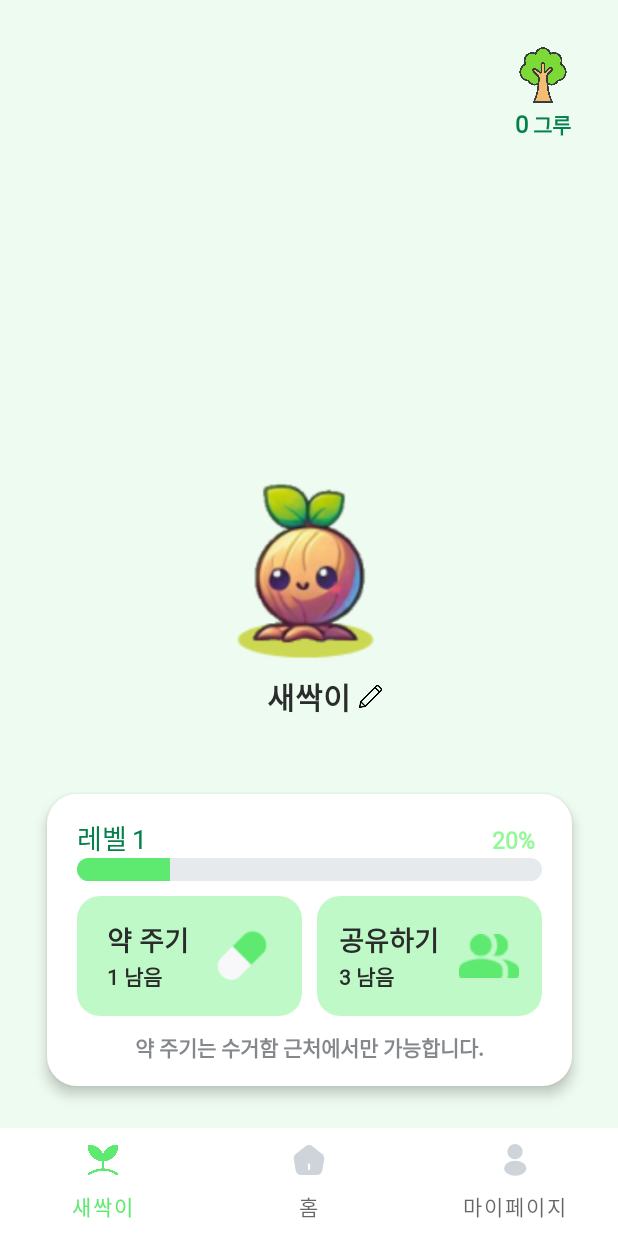
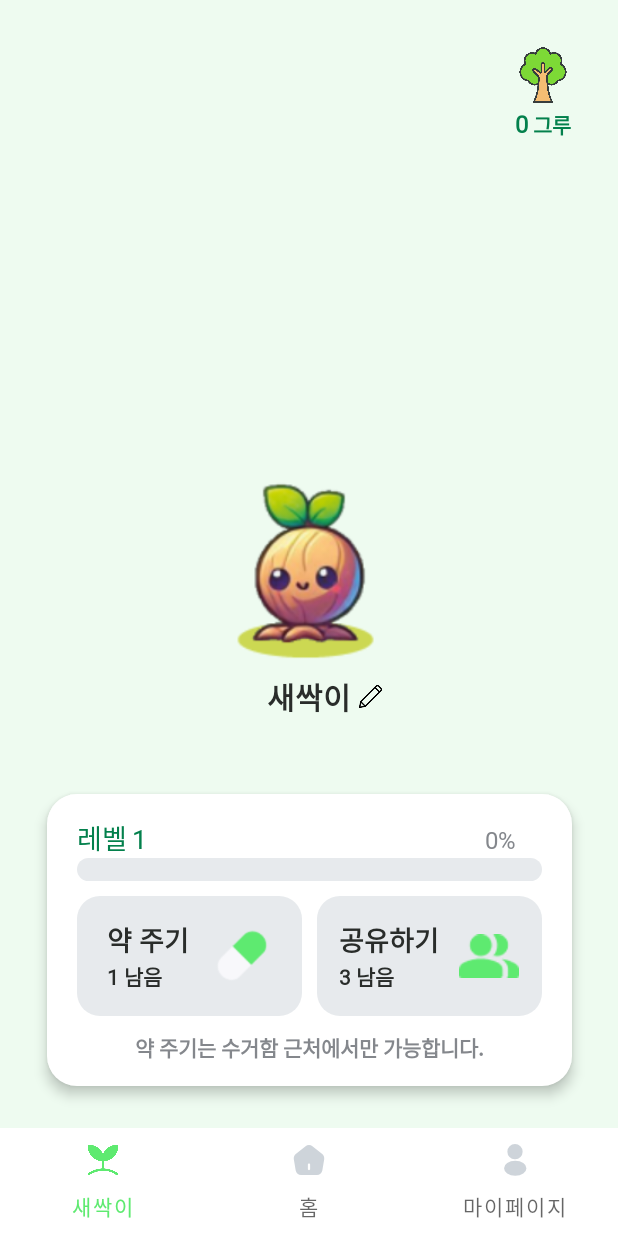
Before and after one commit to BanDalKang/Medi_seed, an Android app: the screen it shows after launch (MainActivity), after a tap on "약 주기", on a phone screen of 412 x 824 dp. Run offline under Robolectric (Android 15) with nearby library versions, the phone set to English and light mode, and no system bars; libraries missing offline, so code that uses them is left out: com.naver.maps; 5 statements that could not run were skipped.

Commit message:
feat: 새싹 화면 버튼 색상 변경

```diff
--- a/app/src/main/java/com/mediseed/mediseed/ui/presentation/home/model/HomeViewModel.kt
+++ b/app/src/main/java/com/mediseed/mediseed/ui/presentation/home/model/HomeViewModel.kt
@@ -14,7 +14,7 @@ class HomeViewModel(
     private val pharmacyUseCase: PharmacyUseCase
 ) : ViewModel() {
 
-   private val _uiState: MutableStateFlow<PharmacyUiState> = MutableStateFlow(PharmacyUiState.ResultEmpty)
+    private val _uiState: MutableStateFlow<PharmacyUiState> = MutableStateFlow(PharmacyUiState.ResultEmpty)
 
     val uiState: StateFlow<PharmacyUiState> get() = _uiState.asStateFlow()
 
--- a/app/src/main/java/com/mediseed/mediseed/ui/presentation/sprout/SproutFragment.kt
+++ b/app/src/main/java/com/mediseed/mediseed/ui/presentation/sprout/SproutFragment.kt
@@ -65,8 +65,8 @@ class SproutFragment : Fragment() {
     private fun setupListeners() {
         with(binding) {
             sproutPillButton.setOnClickListener {
-//                checkLocationPermissionAndClick()
-                sproutViewModel.updateProgress(20) //테스트 코드
+                checkLocationPermissionAndClick()
+//                sproutViewModel.updateProgress(20) //테스트 코드
             }
             sproutShareButton.setOnClickListener {
                 sproutViewModel.handleShareButtonClick()
--- a/app/src/main/java/com/mediseed/mediseed/ui/presentation/sprout/SproutViewModel.kt
+++ b/app/src/main/java/com/mediseed/mediseed/ui/presentation/sprout/SproutViewModel.kt
@@ -1,10 +1,8 @@
 package com.mediseed.mediseed.ui.presentation.sprout
 
-import android.animation.Animator
 import android.app.Application
 import android.content.Context
 import android.content.SharedPreferences
-import android.view.View
 import androidx.lifecycle.AndroidViewModel
 import androidx.lifecycle.LiveData
 import androidx.lifecycle.MutableLiveData
@@ -113,7 +111,4 @@ class SproutViewModel(application: Application) : AndroidViewModel(application)
     }
     val showPillButtonClickLimitToast = MutableLiveData<Boolean>()
     val showShareButtonClickLimitToast = MutableLiveData<Boolean>()
-
-
-
 }
--- a/app/src/main/res/drawable/btn_effect.xml
+++ b/app/src/main/res/drawable/btn_effect.xml
@@ -1,9 +1,9 @@
 <?xml version="1.0" encoding="utf-8"?>
 <ripple xmlns:android="http://schemas.android.com/apk/res/android"
-    android:color="@color/green_300">
+    android:color="@color/green_200">
     <item android:id="@android:id/background">
         <shape android:shape="rectangle">
-            <solid android:color="@color/green_100" />
+            <solid android:color="@color/grey_light" />
             <corners android:radius="15dp" />
         </shape>
     </item>
--- a/app/src/main/res/layout/fragment_sprout.xml
+++ b/app/src/main/res/layout/fragment_sprout.xml
@@ -141,12 +141,11 @@
                 android:id="@+id/progressBarPercentTextView"
                 android:layout_width="wrap_content"
                 android:layout_height="wrap_content"
-                android:layout_marginLeft="230dp"
+                android:layout_marginLeft="225dp"
                 android:text="0"
-                android:textColor="@color/green_200"
-                android:textSize="15sp"
-                android:textStyle="bold"
-                app:fontFamily="@font/pretendard_bold" />
+                android:textColor="@color/grey_dark"
+                android:textSize="16sp"
+                app:fontFamily="@font/pretendard_regular" />
         </LinearLayout>
 
         <LinearLayout
--- a/app/src/main/res/values/strings.xml
+++ b/app/src/main/res/values/strings.xml
@@ -16,6 +16,7 @@
     <string name="sprout_share_title">앱 공유하기</string>
     <string name="sprout_distance_toast">수거함이 너무 멀리 있습니다.</string>
     <string name="sprout_location_toast">현재 위치를 가져오지 못했습니다.</string>
+    <string name="sprout_pill_location_toast">수거함 위치를 가져오지 못했습니다.</string>
 
     <!--HomeFragment-->
     <string name="location_permission_granted">위치권한이 허용되었습니다.</string>
```
